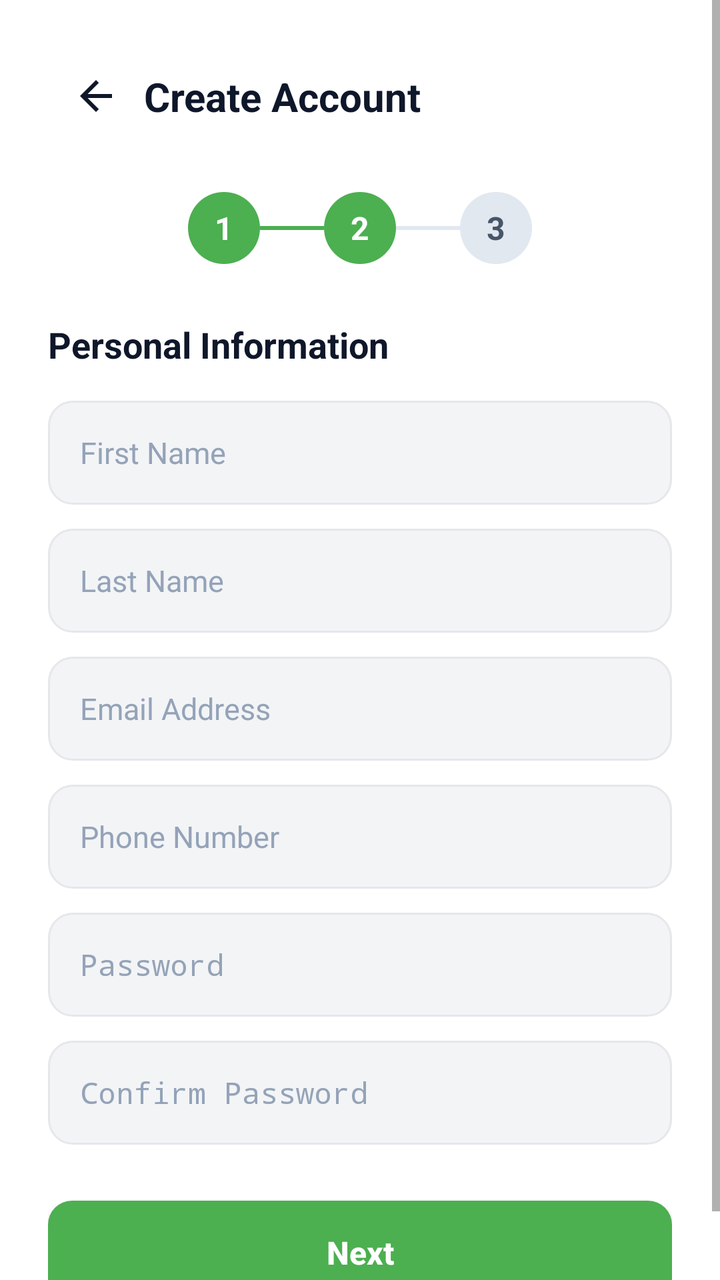
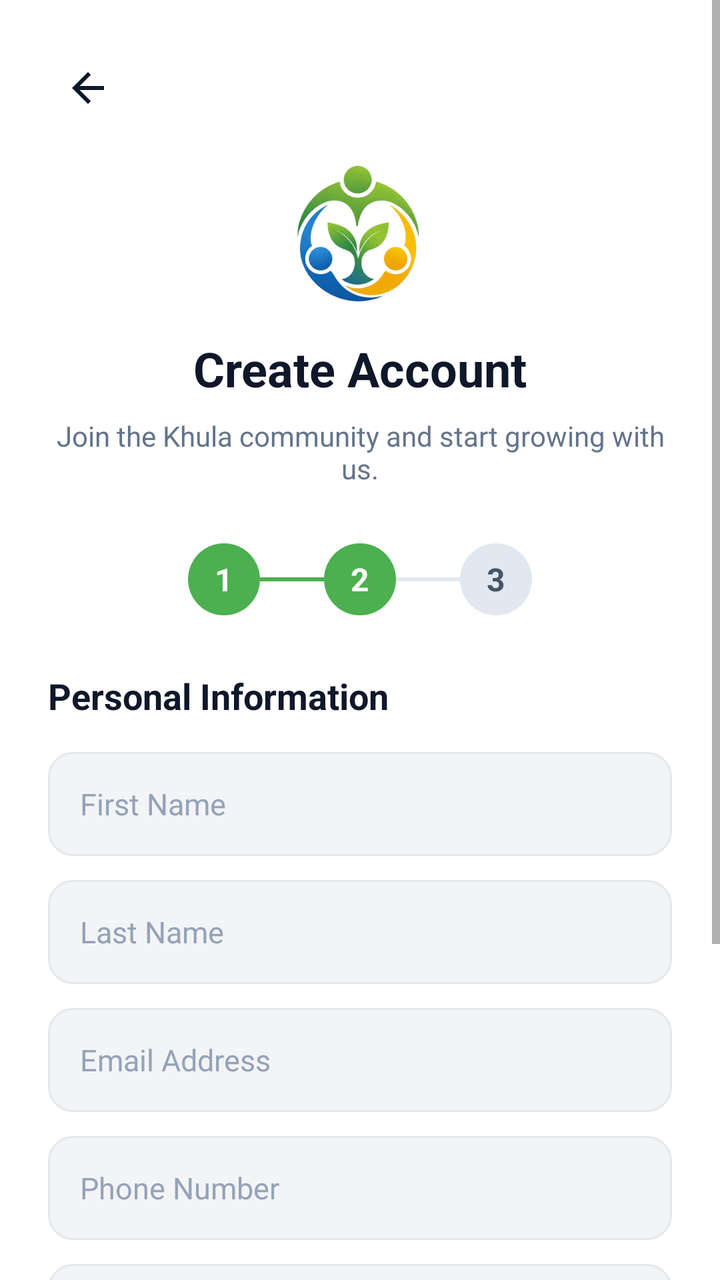

The first picture is an Android layout as it rendered before a commit; the second is the same layout after the commit. The layout source and the unified diff follow.
<!-- AndroidManifest.xml: application theme Theme.Khula -->
<!-- res/layout/activity_register_step2.xml -->
<?xml version="1.0" encoding="utf-8"?>
<ScrollView xmlns:android="http://schemas.android.com/apk/res/android"
    xmlns:app="http://schemas.android.com/apk/res-auto"
    xmlns:tools="http://schemas.android.com/tools"
    android:id="@+id/main"
    android:layout_width="match_parent"
    android:layout_height="match_parent"
    android:fillViewport="true"
    android:background="#FFFFFF"
    tools:context=".RegisterStep2">

    <androidx.constraintlayout.widget.ConstraintLayout
        android:layout_width="match_parent"
        android:layout_height="wrap_content"
        android:padding="24dp">

        
        <ImageButton
            android:id="@+id/btnBack"
            android:layout_width="48dp"
            android:layout_height="48dp"
            android:background="?attr/selectableItemBackgroundBorderless"
            android:contentDescription="Back"
            android:src="@drawable/ic_arrow_back"
            app:layout_constraintStart_toStartOf="parent"
            app:layout_constraintTop_toTopOf="parent" />

        <TextView
            android:id="@+id/tvHeaderTitle"
            android:layout_width="wrap_content"
            android:layout_height="wrap_content"
            android:text="Create Account"
            android:textColor="#0F172A"
            android:textSize="20sp"
            android:textStyle="bold"
            app:layout_constraintBottom_toBottomOf="@id/btnBack"
            app:layout_constraintStart_toEndOf="@id/btnBack"
            app:layout_constraintTop_toTopOf="@id/btnBack" />

        
        <LinearLayout
            android:id="@+id/layoutStepIndicator"
            android:layout_width="wrap_content"
            android:layout_height="wrap_content"
            android:layout_marginTop="24dp"
            android:gravity="center_vertical"
            android:orientation="horizontal"
            app:layout_constraintEnd_toEndOf="parent"
            app:layout_constraintStart_toStartOf="parent"
            app:layout_constraintTop_toBottomOf="@id/btnBack">

            
            <TextView
                android:layout_width="36dp"
                android:layout_height="36dp"
                android:background="@drawable/bg_step_active"
                android:gravity="center"
                android:text="1"
                android:textColor="#FFFFFF"
                android:textSize="16sp"
                android:textStyle="bold" />

            <View
                android:layout_width="32dp"
                android:layout_height="2dp"
                android:background="#4CAF50" />

            
            <TextView
                android:layout_width="36dp"
                android:layout_height="36dp"
                android:background="@drawable/bg_step_active"
                android:gravity="center"
                android:text="2"
                android:textColor="#FFFFFF"
                android:textSize="16sp"
                android:textStyle="bold" />

            <View
                android:layout_width="32dp"
                android:layout_height="2dp"
                android:background="#E2E8F0" />

            
            <TextView
                android:layout_width="36dp"
                android:layout_height="36dp"
                android:background="@drawable/bg_step_inactive"
                android:gravity="center"
                android:text="3"
                android:textColor="#475569"
                android:textSize="16sp"
                android:textStyle="bold" />
        </LinearLayout>

        
        <TextView
            android:id="@+id/tvSectionTitle"
            android:layout_width="wrap_content"
            android:layout_height="wrap_content"
            android:layout_marginTop="28dp"
            android:text="Personal Information"
            android:textColor="#0F172A"
            android:textSize="18sp"
            android:textStyle="bold"
            app:layout_constraintStart_toStartOf="parent"
            app:layout_constraintTop_toBottomOf="@id/layoutStepIndicator" />

        
        <EditText
            android:id="@+id/etFirstName"
            android:layout_width="0dp"
            android:layout_height="52dp"
            android:layout_marginTop="16dp"
            android:background="@drawable/selector_input_background"
            android:hint="First Name"
            android:inputType="textPersonName"
            android:paddingHorizontal="16dp"
            android:textColor="#0F172A"
            android:textColorHint="#94A3B8"
            android:textSize="15sp"
            app:layout_constraintEnd_toEndOf="parent"
            app:layout_constraintStart_toStartOf="parent"
            app:layout_constraintTop_toBottomOf="@id/tvSectionTitle" />

        
        <EditText
            android:id="@+id/etLastName"
            android:layout_width="0dp"
            android:layout_height="52dp"
            android:layout_marginTop="12dp"
            android:background="@drawable/selector_input_background"
            android:hint="Last Name"
            android:inputType="textPersonName"
            android:paddingHorizontal="16dp"
            android:textColor="#0F172A"
            android:textColorHint="#94A3B8"
            android:textSize="15sp"
            app:layout_constraintEnd_toEndOf="parent"
            app:layout_constraintStart_toStartOf="parent"
            app:layout_constraintTop_toBottomOf="@id/etFirstName" />

        
        <EditText
            android:id="@+id/etEmail"
            android:layout_width="0dp"
            android:layout_height="52dp"
            android:layout_marginTop="12dp"
            android:background="@drawable/selector_input_background"
            android:hint="Email Address"
            android:inputType="textEmailAddress"
            android:paddingHorizontal="16dp"
            android:textColor="#0F172A"
            android:textColorHint="#94A3B8"
            android:textSize="15sp"
            app:layout_constraintEnd_toEndOf="parent"
            app:layout_constraintStart_toStartOf="parent"
            app:layout_constraintTop_toBottomOf="@id/etLastName" />

        
        <EditText
            android:id="@+id/etPhone"
            android:layout_width="0dp"
            android:layout_height="52dp"
            android:layout_marginTop="12dp"
            android:background="@drawable/selector_input_background"
            android:hint="Phone Number"
            android:inputType="phone"
            android:paddingHorizontal="16dp"
            android:textColor="#0F172A"
            android:textColorHint="#94A3B8"
            android:textSize="15sp"
            app:layout_constraintEnd_toEndOf="parent"
            app:layout_constraintStart_toStartOf="parent"
            app:layout_constraintTop_toBottomOf="@id/etEmail" />

        
        <EditText
            android:id="@+id/etPassword"
            android:layout_width="0dp"
            android:layout_height="52dp"
            android:layout_marginTop="12dp"
            android:background="@drawable/selector_input_background"
            android:hint="Password"
            android:inputType="textPassword"
            android:paddingHorizontal="16dp"
            android:textColor="#0F172A"
            android:textColorHint="#94A3B8"
            android:textSize="15sp"
            app:layout_constraintEnd_toEndOf="parent"
            app:layout_constraintStart_toStartOf="parent"
            app:layout_constraintTop_toBottomOf="@id/etPhone" />

        
        <EditText
            android:id="@+id/etConfirmPassword"
            android:layout_width="0dp"
            android:layout_height="52dp"
            android:layout_marginTop="12dp"
            android:background="@drawable/selector_input_background"
            android:hint="Confirm Password"
            android:inputType="textPassword"
            android:paddingHorizontal="16dp"
            android:textColor="#0F172A"
            android:textColorHint="#94A3B8"
            android:textSize="15sp"
            app:layout_constraintEnd_toEndOf="parent"
            app:layout_constraintStart_toStartOf="parent"
            app:layout_constraintTop_toBottomOf="@id/etPassword" />

        
        <android.widget.Button
            android:id="@+id/btnNextStep"
            android:layout_width="0dp"
            android:layout_height="52dp"
            android:layout_marginTop="28dp"
            android:background="@drawable/bg_rounded_button"
            android:text="Next"
            android:textAllCaps="false"
            android:textColor="#FFFFFF"
            android:textSize="16sp"
            android:textStyle="bold"
            app:layout_constraintEnd_toEndOf="parent"
            app:layout_constraintStart_toStartOf="parent"
            app:layout_constraintTop_toBottomOf="@id/etConfirmPassword" />

    </androidx.constraintlayout.widget.ConstraintLayout>

</ScrollView>
<!-- resources referenced by this layout -->
<resources>
  <!-- drawable bg_rounded_button (drawable) -->
  <?xml version="1.0" encoding="utf-8"?>
  <shape xmlns:android="http://schemas.android.com/apk/res/android"
      android:shape="rectangle">
      <solid android:color="#4CAF50" />
      <corners android:radius="12dp" />
  </shape>
  <!-- drawable bg_step_active (drawable) -->
  <?xml version="1.0" encoding="utf-8"?>
  <shape xmlns:android="http://schemas.android.com/apk/res/android"
      android:shape="oval">
      <solid android:color="#4CAF50"/>
  </shape>
  <!-- drawable bg_step_inactive (drawable) -->
  <?xml version="1.0" encoding="utf-8"?>
  <shape xmlns:android="http://schemas.android.com/apk/res/android"
      android:shape="oval">
      <solid android:color="#E2E8F0" />
  </shape>
  <!-- drawable ic_arrow_back (drawable) -->
  <?xml version="1.0" encoding="utf-8"?>
  <vector xmlns:android="http://schemas.android.com/apk/res/android"
      android:width="24dp"
      android:height="24dp"
      android:viewportWidth="24"
      android:viewportHeight="24">
      <path
          android:fillColor="#0F172A"
          android:pathData="M20,11H7.83l5.59,-5.59L12,4l-8,8 8,8 1.41,-1.41L7.83,13H20v-2z"/>
  </vector>
  <!-- drawable selector_input_background (drawable) -->
  <?xml version="1.0" encoding="utf-8"?>
  <selector xmlns:android="http://schemas.android.com/apk/res/android">
      <item android:state_focused="true" android:drawable="@drawable/bg_input_field_focused" />
      <item android:drawable="@drawable/bg_rounded_input" />
  </selector>
  <style name="Theme.Khula" parent="android:Theme.Material.Light.NoActionBar" />
  <!-- drawable bg_input_field_focused (drawable) -->
  <?xml version="1.0" encoding="utf-8"?>
  <shape xmlns:android="http://schemas.android.com/apk/res/android">
      <solid android:color="#FFFFFF" />
      <stroke android:width="2dp" android:color="#4CAF50" />
      <corners android:radius="8dp" />
  </shape>
  <!-- drawable bg_rounded_input (drawable) -->
  <?xml version="1.0" encoding="utf-8"?>
  <shape xmlns:android="http://schemas.android.com/apk/res/android"
      android:shape="rectangle">
      <solid android:color="#F3F4F6" />
      <corners android:radius="12dp" />
      <stroke
          android:width="1dp"
          android:color="#E5E7EB" />
  </shape>
</resources>

<!-- the commit's change to res/layout/activity_register_step2.xml (unified diff, before → after) -->
@@ -17,37 +17,65 @@
         
         <ImageButton
             android:id="@+id/btnBack"
-            android:layout_width="48dp"
-            android:layout_height="48dp"
+            android:layout_width="40dp"
+            android:layout_height="40dp"
             android:background="?attr/selectableItemBackgroundBorderless"
             android:contentDescription="Back"
             android:src="@drawable/ic_arrow_back"
             app:layout_constraintStart_toStartOf="parent"
             app:layout_constraintTop_toTopOf="parent" />
 
+        
+        <ImageView
+            android:id="@+id/imgLogo"
+            android:layout_width="72dp"
+            android:layout_height="72dp"
+            android:layout_marginTop="16dp"
+            android:contentDescription="Khula Logo"
+            android:src="@drawable/logo"
+            app:layout_constraintEnd_toEndOf="parent"
+            app:layout_constraintStart_toStartOf="parent"
+            app:layout_constraintTop_toBottomOf="@id/btnBack" />
+
+        
         <TextView
             android:id="@+id/tvHeaderTitle"
             android:layout_width="wrap_content"
             android:layout_height="wrap_content"
+            android:layout_marginTop="16dp"
             android:text="Create Account"
             android:textColor="#0F172A"
-            android:textSize="20sp"
+            android:textSize="24sp"
             android:textStyle="bold"
-            app:layout_constraintBottom_toBottomOf="@id/btnBack"
-            app:layout_constraintStart_toEndOf="@id/btnBack"
-            app:layout_constraintTop_toTopOf="@id/btnBack" />
+            app:layout_constraintEnd_toEndOf="parent"
+            app:layout_constraintStart_toStartOf="parent"
+            app:layout_constraintTop_toBottomOf="@id/imgLogo" />
+
+        
+        <TextView
+            android:id="@+id/tvHeaderSubtitle"
+            android:layout_width="0dp"
+            android:layout_height="wrap_content"
+            android:layout_marginTop="8dp"
+            android:gravity="center"
+            android:text="Join the Khula community and start growing with us."
+            android:textColor="#64748B"
+            android:textSize="14sp"
+            app:layout_constraintEnd_toEndOf="parent"
+            app:layout_constraintStart_toStartOf="parent"
+            app:layout_constraintTop_toBottomOf="@id/tvHeaderTitle" />
 
         
         <LinearLayout
             android:id="@+id/layoutStepIndicator"
             android:layout_width="wrap_content"
             android:layout_height="wrap_content"
-            android:layout_marginTop="24dp"
+            android:layout_marginTop="28dp"
             android:gravity="center_vertical"
             android:orientation="horizontal"
             app:layout_constraintEnd_toEndOf="parent"
             app:layout_constraintStart_toStartOf="parent"
-            app:layout_constraintTop_toBottomOf="@id/btnBack">
+            app:layout_constraintTop_toBottomOf="@id/tvHeaderSubtitle">
 
             
             <TextView
@@ -214,15 +242,18 @@
             android:layout_width="0dp"
             android:layout_height="52dp"
             android:layout_marginTop="28dp"
+            android:layout_marginBottom="16dp"
             android:background="@drawable/bg_rounded_button"
             android:text="Next"
             android:textAllCaps="false"
             android:textColor="#FFFFFF"
             android:textSize="16sp"
             android:textStyle="bold"
-            app:layout_constraintEnd_toEndOf="parent"
-            app:layout_constraintStart_toStartOf="parent"
-            app:layout_constraintTop_toBottomOf="@id/etConfirmPassword" />
+            app:layout_constraintBottom_toBottomOf="parent"
+            app:layout_constraintEnd_toEndOf="parent"
+            app:layout_constraintStart_toStartOf="parent"
+            app:layout_constraintTop_toBottomOf="@id/etConfirmPassword"
+            app:layout_constraintVertical_bias="0.0" />
 
     </androidx.constraintlayout.widget.ConstraintLayout>
 
<!-- resource entries referenced after the edit -->
@@ -30,6 +30,7 @@
           android:fillColor="#0F172A"
           android:pathData="M20,11H7.83l5.59,-5.59L12,4l-8,8 8,8 1.41,-1.41L7.83,13H20v-2z"/>
   </vector>
+  <!-- drawable logo: png bitmap (drawable, 69356 bytes) -->
   <!-- drawable selector_input_background (drawable) -->
   <?xml version="1.0" encoding="utf-8"?>
   <selector xmlns:android="http://schemas.android.com/apk/res/android">
